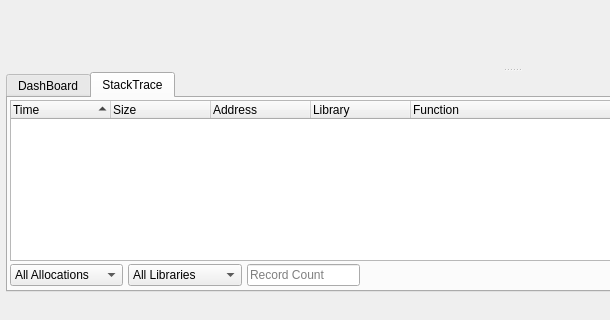
The window that mainwindow.ui (Tencent/loli_profiler) describes before a commit, drawn with Qt 5; both pictures show x 0 to 610 and y 320 to 640 of the 1024 by 640 pixel window.
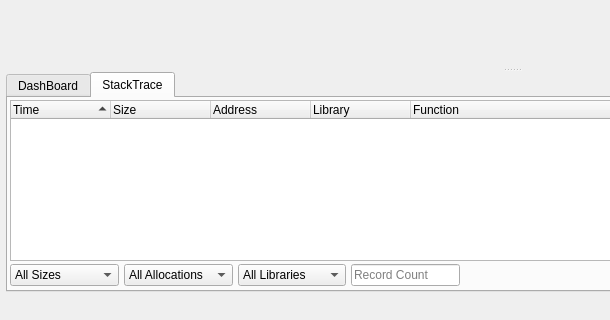
The same window after the commit. The open tabs and pages were chosen to show the change. Icons and pictures are not drawn.

Commit message: add persistent address filter

The edit to the form file:
```diff
--- a/mainwindow.ui
+++ b/mainwindow.ui
@@ -448,7 +448,7 @@
                 </property>
                 <property name="minimumSize">
                  <size>
-                  <width>350</width>
+                  <width>450</width>
                   <height>25</height>
                  </size>
                 </property>
@@ -479,9 +479,12 @@
                    <property name="toolTip">
                     <string>Filter By Size (1KiB, 1024KiB)</string>
                    </property>
+                   <property name="currentText">
+                    <string>All Sizes</string>
+                   </property>
                    <item>
                     <property name="text">
-                     <string>All Allocations</string>
+                     <string>All Sizes</string>
                     </property>
                    </item>
                    <item>
@@ -501,6 +504,20 @@
                    </item>
                   </widget>
                  </item>
+                 <item>
+                  <widget class="QComboBox" name="allocComboBox">
+                   <item>
+                    <property name="text">
+                     <string>All Allocations</string>
+                    </property>
+                   </item>
+                   <item>
+                    <property name="text">
+                     <string>Persistent</string>
+                    </property>
+                   </item>
+                  </widget>
+                 </item>
                  <item>
                   <widget class="QComboBox" name="libraryComboBox">
                    <property name="sizePolicy">
```
The commit also changes 2 other files.
